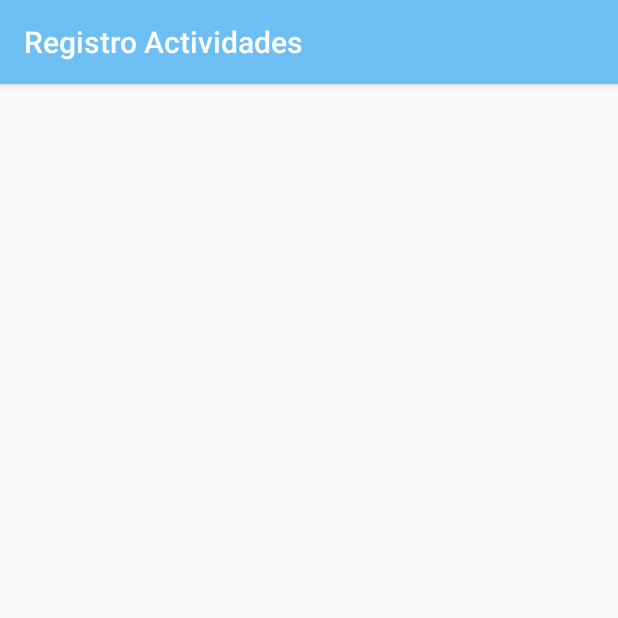
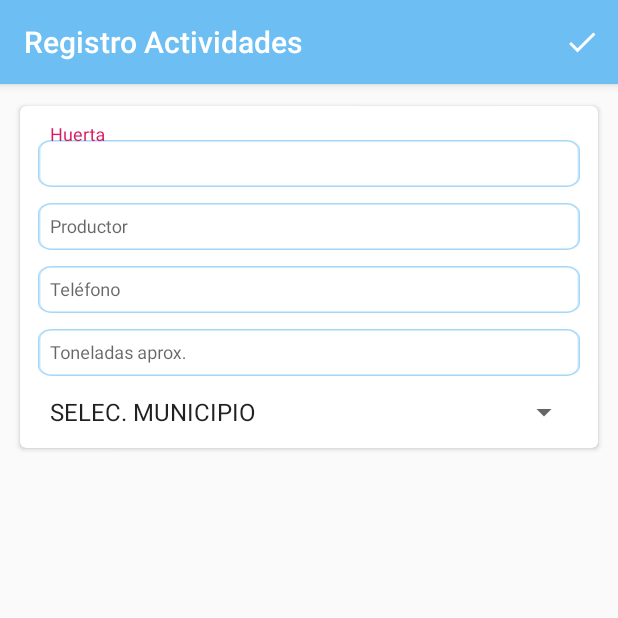
Before and after one commit to TCI-Developers/RegistroActividades, an Android app: the actualizar_actividades screen opened directly, with no data from a screen before it, on a phone screen of 412 x 824 dp, the top half of it. Run offline under Robolectric (Android 15) with nearby library versions, the phone set to English and light mode, and no system bars; our stand-ins replace Firebase (no records; nobody signed in at launch, a user with empty details on screens opened directly); 2 statements that could not run were skipped.

Commit message:
actualizacion terminado

```diff
--- a/app/src/main/java/dev/tci/registroactividades/Adapter/RecyclerUp.java
+++ b/app/src/main/java/dev/tci/registroactividades/Adapter/RecyclerUp.java
@@ -52,6 +52,7 @@ public class RecyclerUp extends RecyclerView.Adapter<RecyclerUp.HuertasUpdateVie
             nombreProductor = itemView.findViewById(R.id.txtUpProductor);
             fecha = itemView.findViewById(R.id.txtUpFecha);
             hora = itemView.findViewById(R.id.txtUpHora);
+            itemView.setOnClickListener(this);
         }
 
         @Override
--- a/app/src/main/java/dev/tci/registroactividades/ListaActividades.java
+++ b/app/src/main/java/dev/tci/registroactividades/ListaActividades.java
@@ -78,6 +78,7 @@ public class ListaActividades extends AppCompatActivity {
                 intent.putExtra("UID", UID.get(position));
                 intent.putExtra("IME", IMEI);
                 startActivity(intent);
+                finish();
             }
         });
 
--- a/app/src/main/java/dev/tci/registroactividades/register.java
+++ b/app/src/main/java/dev/tci/registroactividades/register.java
@@ -217,6 +217,7 @@ public class register extends AppCompatActivity implements imageFragment.OnImage
         f.setLatitud(lati);
         f.setLongitud(longi);
         f.setUrl(getImageBase64());
+        f.setPositionMun(spnMun.getSelectedItemPosition());
 
         f.setConcepto(spnCONCEPT.getSelectedItem().toString());
 
--- a/app/src/main/res/layout/activity_actualizar_actividades.xml
+++ b/app/src/main/res/layout/activity_actualizar_actividades.xml
@@ -6,8 +6,113 @@
     android:layout_height="match_parent"
     tools:context=".actualizar_actividades">
 
-    <android.support.v7.widget.RecyclerView
-        android:id="@+id/recycler_update"
+    <LinearLayout
         android:layout_width="match_parent"
-        android:layout_height="match_parent" />
+        android:layout_height="match_parent"
+        android:orientation="vertical"
+        android:padding="10dp">
+
+        <LinearLayout
+            android:layout_width="match_parent"
+            android:layout_height="wrap_content"
+            android:orientation="vertical">
+
+            <android.support.v7.widget.CardView
+                android:layout_width="match_parent"
+                android:layout_height="match_parent"
+                android:background="#fff"
+                app:cardCornerRadius="4dp"
+                app:cardUseCompatPadding="true">
+
+                <LinearLayout
+                    android:layout_width="match_parent"
+                    android:layout_height="match_parent"
+                    android:orientation="vertical"
+                    android:padding="12dp">
+
+                    <android.support.design.widget.TextInputLayout
+                        android:layout_width="match_parent"
+                        android:layout_height="match_parent">
+
+                        <android.support.design.widget.TextInputEditText
+                            android:id="@+id/txtHuertaUp"
+                            android:layout_width="match_parent"
+                            android:layout_height="wrap_content"
+                            android:layout_marginTop="5dp"
+                            android:background="@drawable/boxtext1"
+                            android:hint="@string/huerta"
+                            android:inputType="textCapSentences"
+                            android:paddingLeft="8dp"
+                            android:textSize="12sp" />
+                    </android.support.design.widget.TextInputLayout>
+
+                    <android.support.design.widget.TextInputLayout
+                        android:layout_width="match_parent"
+                        android:layout_height="match_parent">
+
+                        <android.support.design.widget.TextInputEditText
+                            android:id="@+id/txtProductorUp"
+                            android:layout_width="match_parent"
+                            android:layout_height="wrap_content"
+                            android:layout_marginTop="5dp"
+                            android:background="@drawable/boxtext1"
+                            android:hint="@string/productor"
+                            android:inputType="textCapSentences"
+                            android:paddingLeft="8dp"
+                            android:textSize="12sp" />
+                    </android.support.design.widget.TextInputLayout>
+
+                    <android.support.design.widget.TextInputLayout
+                        android:layout_width="match_parent"
+                        android:layout_height="match_parent">
+
+                        <android.support.design.widget.TextInputEditText
+                            android:id="@+id/txtTelefonoUp"
+                            android:layout_width="match_parent"
+                            android:layout_height="wrap_content"
+                            android:layout_marginTop="5dp"
+                            android:background="@drawable/boxtext1"
+                            android:hint="@string/tel_fono"
+                            android:inputType="number"
+                            android:paddingLeft="8dp"
+                            android:textSize="12sp" />
+                    </android.support.design.widget.TextInputLayout>
+
+                    <android.support.design.widget.TextInputLayout
+                        android:layout_width="match_parent"
+                        android:layout_height="match_parent">
+
+                        <android.support.design.widget.TextInputEditText
+                            android:id="@+id/txtToneladasUp"
+                            android:layout_width="match_parent"
+                            android:layout_height="wrap_content"
+                            android:layout_marginTop="5dp"
+                            android:background="@drawable/boxtext1"
+                            android:hint="@string/toneladas_aprox"
+                            android:inputType="numberDecimal"
+                            android:paddingLeft="8dp"
+                            android:textSize="12sp" />
+                    </android.support.design.widget.TextInputLayout>
+
+                    <Spinner
+                        android:id="@+id/spnMunicipioUp"
+                        android:layout_width="match_parent"
+                        android:layout_height="wrap_content"
+                        android:layout_marginTop="12dp"
+                        android:entries="@array/municipios"
+                        android:popupBackground="@color/colorPrimary" />
+
+                </LinearLayout>
+
+            </android.support.v7.widget.CardView>
+        </LinearLayout>
+
+        <android.support.v7.widget.RecyclerView
+            android:id="@+id/recycler_update"
+            android:layout_width="match_parent"
+            android:layout_height="match_parent"
+            android:layout_marginTop="10dp" />
+
+    </LinearLayout>
+
 </android.support.constraint.ConstraintLayout>
--- /dev/null
+++ b/app/src/main/res/menu/manu_actualizar_actividades.xml
@@ -0,0 +1,11 @@
+<?xml version="1.0" encoding="utf-8"?>
+<menu xmlns:android="http://schemas.android.com/apk/res/android"
+    xmlns:app="http://schemas.android.com/apk/res-auto">
+
+    <item
+        android:id="@+id/check"
+        app:showAsAction="always"
+        android:title="check"
+        android:icon="@drawable/check"/>
+
+</menu>
```
Also changed, not shown: app/src/main/java/dev/tci/registroactividades/Modelos/FormatoCalidad.java (+9 -0 lines), app/src/main/java/dev/tci/registroactividades/actualizar_actividades.java (+134 -5 lines).
